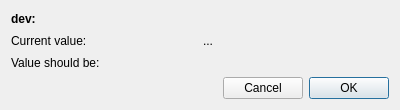
First picture: the form in nicos_ess/gui/panels/ui_files/devices_newpos.ui, repository ess-dmsc/nicos, before the edit.
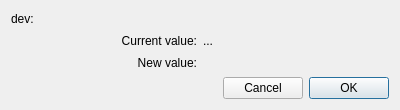
Second picture: the form after the edit.

Commit message: make important text clearer and fix weird text

```diff
--- a/nicos_ess/gui/panels/ui_files/devices_newpos.ui
+++ b/nicos_ess/gui/panels/ui_files/devices_newpos.ui
@@ -24,7 +24,10 @@
    <item row="2" column="0">
     <widget class="QLabel" name="label_3">
      <property name="text">
-      <string>Value should be:</string>
+      <string>New value:</string>
+     </property>
+     <property name="alignment">
+      <set>Qt::AlignRight|Qt::AlignTrailing|Qt::AlignVCenter</set>
      </property>
     </widget>
    </item>
@@ -70,12 +73,6 @@
    </item>
    <item row="0" column="0" colspan="2">
     <widget class="QLabel" name="descLabel">
-     <property name="font">
-      <font>
-       <weight>75</weight>
-       <bold>true</bold>
-      </font>
-     </property>
      <property name="text">
       <string>dev:</string>
      </property>
@@ -86,6 +83,9 @@
      <property name="text">
       <string>Current value:</string>
      </property>
+     <property name="alignment">
+      <set>Qt::AlignRight|Qt::AlignTrailing|Qt::AlignVCenter</set>
+     </property>
     </widget>
    </item>
    <item row="2" column="1">
```
The commit also changes 1 other file.
